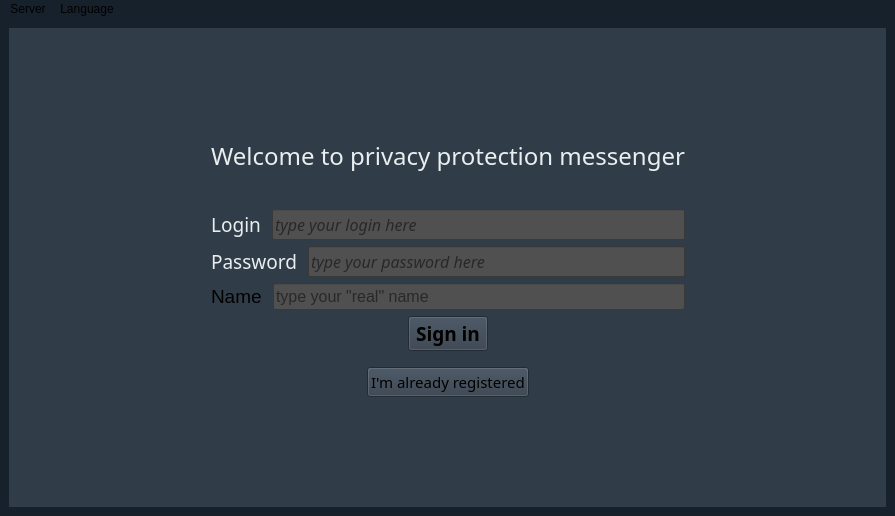
imperzer0/privacy-protection-messenger-qt, file mainwindow.ui: the form before one commit.
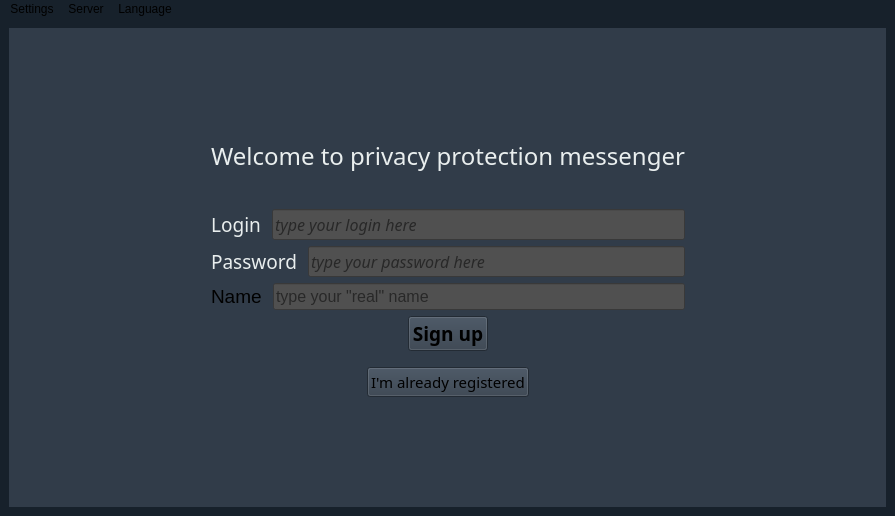
The form after the commit.

Commit message: renamed some labels fixed signup and login implemented search added Logout action to Settings menu

```diff
--- a/mainwindow.ui
+++ b/mainwindow.ui
@@ -335,7 +335,7 @@
                  <string notr="true"/>
                 </property>
                 <property name="text">
-                 <string>Sign in</string>
+                 <string>Sign up</string>
                 </property>
                </widget>
               </item>
@@ -918,6 +918,13 @@
     <addaction name="action_Disconnect_from_server"/>
     <addaction name="action_Server_address"/>
    </widget>
+   <widget class="QMenu" name="menuSettings">
+    <property name="title">
+     <string>Settings</string>
+    </property>
+    <addaction name="action_Logout"/>
+   </widget>
+   <addaction name="menuSettings"/>
    <addaction name="menuServer"/>
    <addaction name="menu_Language"/>
   </widget>
```
Left out of the diff: 25 changed lines with no effect on the pictures. The commit also changes 2 other files.
